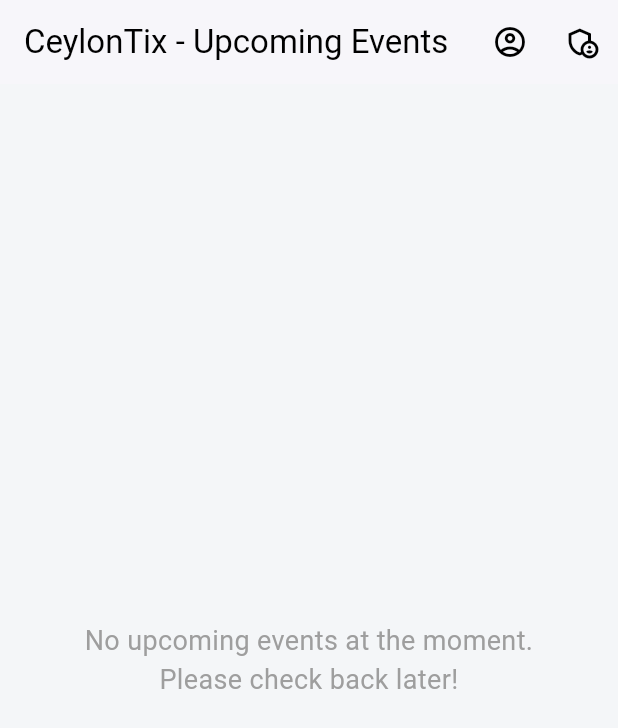
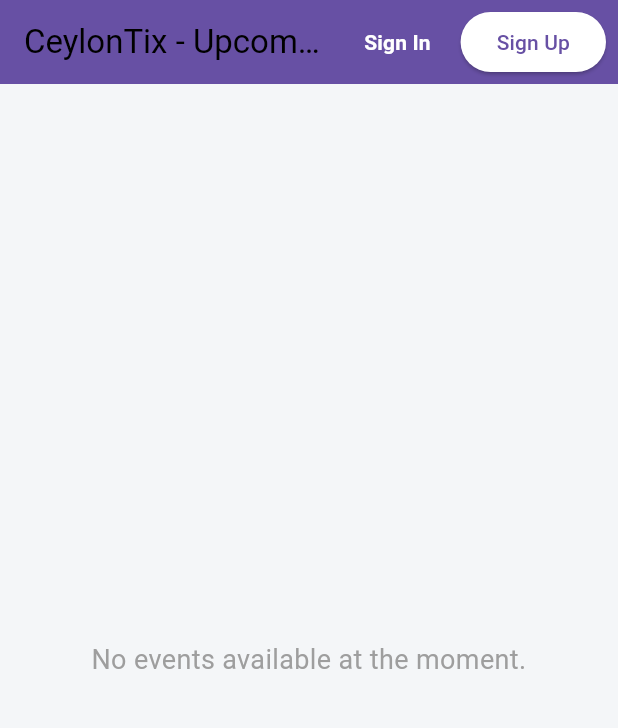
Before and after one commit to AkilaShashimantha/ceylontix-app, a Flutter app: the screen it shows after launch, on a phone screen of 412 x 824 dp. Shown: the top 728 px of the screen. Run offline on Flutter 3.47's test engine with Material 3 defaults, Android fonts, the phone set to English and light mode, and no system bars; our stand-ins replace cloud_firestore, firebase_auth, firebase_core, google_sign_in; accounts and stored records are empty.

Commit message:
fix the admin login issue

```diff
--- a/lib/src/presentation/screens/user/events_list_screen.dart
+++ b/lib/src/presentation/screens/user/events_list_screen.dart
@@ -1,45 +1,130 @@
+import 'package:firebase_auth/firebase_auth.dart';
 import 'package:flutter/material.dart';
 import '../../../data/repositories/firebase_event_repository.dart';
 import '../../../domain/entities/event.dart';
 import '../../widgets/event_card.dart';
-import '../auth/auth_gate.dart';
+import 'event_detail_screen.dart';
 import 'profile_screen.dart';
+import '../admin/admin_dashboard_screen.dart';
+import '../../../data/repositories/auth_repository.dart';
 
-class EventsListScreen extends StatelessWidget {
+class EventsListScreen extends StatefulWidget {
   const EventsListScreen({Key? key}) : super(key: key);
 
   @override
+  State<EventsListScreen> createState() => _EventsListScreenState();
+}
+
+class _EventsListScreenState extends State<EventsListScreen> {
+  final FirebaseEventRepository _eventRepository = FirebaseEventRepository();
+  final FirebaseAuthRepository _authRepository = FirebaseAuthRepository(); // Auth repository instance
+
+  @override
   Widget build(BuildContext context) {
-    final FirebaseEventRepository eventRepository = FirebaseEventRepository();
-
+    // Use LayoutBuilder for responsive column count
     return Scaffold(
       appBar: AppBar(
         title: const Text('CeylonTix - Upcoming Events'),
+        backgroundColor: Theme.of(context).primaryColor,
+        // Use a StreamBuilder to dynamically change the app bar actions based on auth state
         actions: [
-          // User account/profile
-          IconButton(
-            icon: const Icon(Icons.account_circle_outlined),
-            tooltip: 'My Account',
+          StreamBuilder<User?>(
+            stream: _authRepository.authStateChanges,
+            builder: (context, snapshot) {
+              // If user is logged in, show profile avatar
+              if (snapshot.connectionState == ConnectionState.active && snapshot.hasData) {
+                final user = snapshot.data!;
+                return Row(
+                  children: [
+                    // Admin button visible only if the user has admin claim
+                    FutureBuilder<IdTokenResult>(
+                      future: user.getIdTokenResult(true),
+                      builder: (context, tokenSnap) {
+                        final isAdmin = tokenSnap.data?.claims?["admin"] == true;
+                        if (tokenSnap.connectionState == ConnectionState.waiting) {
+                          return const SizedBox.shrink();
+                        }
+                        if (!isAdmin) return const SizedBox.shrink();
+                        return IconButton(
+                          tooltip: 'Admin Panel',
+                          icon: const Icon(Icons.admin_panel_settings, color: Colors.white),
+                          onPressed: () {
+                            Navigator.of(context).push(
+                              MaterialPageRoute(builder: (_) => const AdminDashboardScreen()),
+                            );
+                          },
+                        );
+                      },
+                    ),
+                    Padding(
+                      padding: const EdgeInsets.only(right: 10.0),
+                      child: InkWell(
+                        onTap: () {
+                          Navigator.of(context).push(
+                            MaterialPageRoute(builder: (context) => const ProfileScreen()),
+                          );
+                        },
+                        child: CircleAvatar(
+                          radius: 20,
+                          backgroundImage: user.photoURL != null ? NetworkImage(user.photoURL!) : null,
+                          backgroundColor: Colors.grey[200],
+                          child: user.photoURL == null
+                              ? const Icon(Icons.person_outline, color: Colors.grey)
+                              : null,
+                        ),
+                      ),
+                    ),
+                  ],
+                );
+              }
+
+              // If user is not logged in, show Sign In and Sign Up buttons
+              return Row(
+                children: [
+                  TextButton(
                     onPressed: () {
                       Navigator.of(context).push(
                         MaterialPageRoute(builder: (context) => const ProfileScreen()),
                       );
                     },
+                    child: const Text('Sign In', style: TextStyle(color: Colors.white, fontWeight: FontWeight.bold)),
                   ),
-          // Admin panel access
-          IconButton(
-            icon: const Icon(Icons.admin_panel_settings_outlined),
-            tooltip: 'Admin Login',
+                  const SizedBox(width: 8),
+                  Padding(
+                    padding: const EdgeInsets.only(right: 8.0),
+                    child: ElevatedButton(
                       onPressed: () {
                         Navigator.of(context).push(
-                MaterialPageRoute(builder: (context) => const AuthGate()),
+                          MaterialPageRoute(builder: (context) => const ProfileScreen()),
+                        );
+                      },
+                      style: ElevatedButton.styleFrom(
+                        backgroundColor: Colors.white,
+                        foregroundColor: Theme.of(context).primaryColor,
+                      ),
+                      child: const Text('Sign Up'),
+                    ),
+                  ),
+                ],
               );
             },
           ),
         ],
       ),
-      body: StreamBuilder<List<Event>>(
-        stream: eventRepository.getEventsStream(),
+      body: LayoutBuilder(
+        builder: (context, constraints) {
+          // Determine number of columns based on screen width
+          int crossAxisCount;
+          if (constraints.maxWidth > 1200) {
+            crossAxisCount = 3; // Large screens
+          } else if (constraints.maxWidth > 800) {
+            crossAxisCount = 2; // Medium screens (tablets)
+          } else {
+            crossAxisCount = 1; // Small screens (phones)
+          }
+
+          return StreamBuilder<List<Event>>(
+            stream: _eventRepository.getEventsStream(),
             builder: (context, snapshot) {
               if (snapshot.connectionState == ConnectionState.waiting) {
                 return const Center(child: CircularProgressIndicator());
@@ -50,7 +135,7 @@
               if (!snapshot.hasData || snapshot.data!.isEmpty) {
                 return const Center(
                   child: Text(
-                'No upcoming events at the moment.\nPlease check back later!',
+                    'No events available at the moment.',
                     textAlign: TextAlign.center,
                     style: TextStyle(fontSize: 18, color: Colors.grey),
                   ),
@@ -58,34 +143,28 @@
               }
 
               final events = snapshot.data!;
-          // Sort events by date, showing the soonest first.
-          events.sort((a, b) => a.date.compareTo(b.date));
 
-          // Use a LayoutBuilder to make the grid responsive.
-          return LayoutBuilder(
-            builder: (context, constraints) {
-              // Determine the number of columns based on the screen width.
-              int crossAxisCount;
-              if (constraints.maxWidth > 1200) {
-                crossAxisCount = 3; // For large desktop screens
-              } else if (constraints.maxWidth > 800) {
-                crossAxisCount = 2; // For tablets or smaller desktop windows
-              } else {
-                crossAxisCount = 1; // For mobile phones
-              }
-
-              final halfViewportHeight = constraints.maxHeight * 0.5; // 50vh
               return GridView.builder(
                 padding: const EdgeInsets.all(16.0),
                 gridDelegate: SliverGridDelegateWithFixedCrossAxisCount(
                   crossAxisCount: crossAxisCount,
-                  crossAxisSpacing: 16.0,
-                  mainAxisSpacing: 16.0,
-                  mainAxisExtent: halfViewportHeight, // 50vh height per card
+                  childAspectRatio: 0.8, // Adjust aspect ratio for better card appearance
+                  crossAxisSpacing: 16,
+                  mainAxisSpacing: 16,
                 ),
                 itemCount: events.length,
                 itemBuilder: (context, index) {
-                  return EventCard(event: events[index]);
+                  final event = events[index];
+                  return EventCard(
+                    event: event,
+                    onTap: () {
+                      Navigator.of(context).push(
+                        MaterialPageRoute(
+                          builder: (context) => EventDetailScreen(event: event),
+                        ),
+                      );
+                    },
+                  );
                 },
               );
             },
```
Also changed, not shown: lib/src/data/repositories/auth_repository.dart (+20 -3 lines), lib/src/presentation/screens/admin/admin_login_screen.dart (+40 -1 lines), lib/src/presentation/widgets/event_card.dart (+11 -6 lines). Lines whose indentation alone changed are shown as unchanged.
